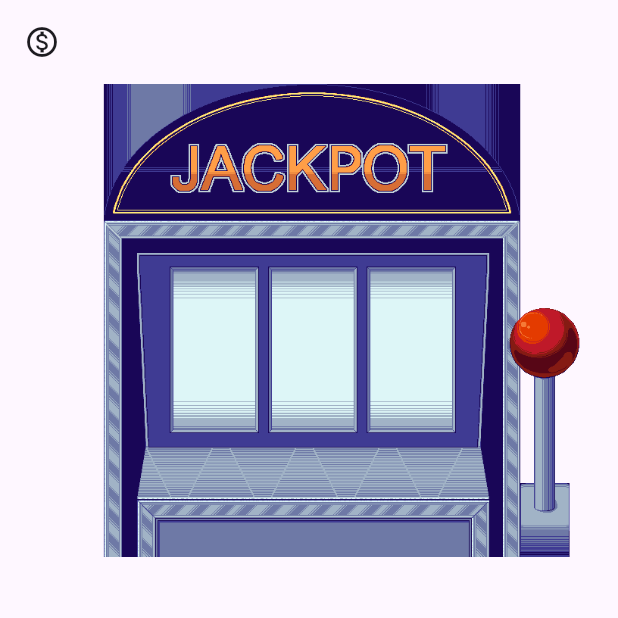
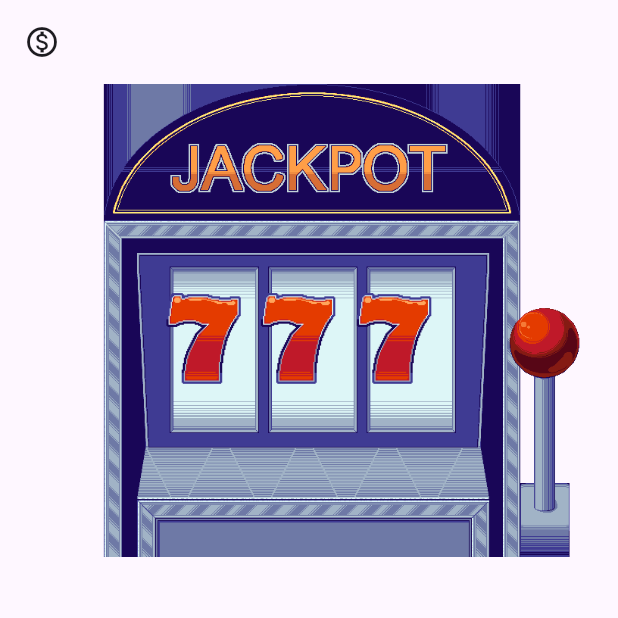
Before and after one commit to 0titanium/flutter_slot_machine_app, a Flutter app: the screen it shows after launch, on a phone screen of 412 x 824 dp, the top half of it. Run offline on Flutter 3.47's test engine with Material 3 defaults, Android fonts, the phone set to English and light mode, and no system bars; missing offline and left inert: flame.

Commit message:
feat: add screen to seven symbols

```diff
--- a/lib/presentation/slot_machine_screen.dart
+++ b/lib/presentation/slot_machine_screen.dart
@@ -1,4 +1,7 @@
+import 'package:flutter/cupertino.dart';
 import 'package:flutter/material.dart';
+import 'package:flutter_slot_machine_app/presentation/slot_machine_view_model.dart';
+import 'package:provider/provider.dart';
 
 class SlotMachineScreen extends StatefulWidget {
   const SlotMachineScreen({super.key});
@@ -10,22 +13,45 @@ class SlotMachineScreen extends StatefulWidget {
 class _SlotMachineScreenState extends State<SlotMachineScreen> {
   @override
   Widget build(BuildContext context) {
+    final viewModel = context.watch<SlotMachineViewModel>();
+
     return Scaffold(
       appBar: AppBar(
         leading: const Icon(Icons.monetization_on_outlined),
       ),
-      body: Stack(children: [
+      body: SafeArea(
+        child: Stack(children: [
           Image.asset(
             'assets/images/slot-machine1.png',
-          fit: BoxFit.fill,
+          ),
+          Positioned(
+            child: Image.asset('assets/images/slot-symbol1.png'),
+            top: 135,
+            left: 100,
+            width: 70,
+          ),
+          Positioned(
+            child: Image.asset('assets/images/slot-symbol1.png'),
+            top: 135,
+            left: 163,
+            width: 70,
+          ),
+          Positioned(
+            child: Image.asset('assets/images/slot-symbol1.png'),
+            top: 135,
+            left: 227,
+            width: 70,
           ),
           GestureDetector(
-          child: Image.asset('assets/images/slot-machine2.png'),
+            child: viewModel.isPulled
+                ? Image.asset('assets/images/slot-machine3.png')
+                : Image.asset('assets/images/slot-machine2.png'),
             onTap: () {
-
+              viewModel.pullLever();
             },
           ),
         ]),
+      ),
     );
   }
 }
```
Lines whose indentation alone changed are shown as unchanged.
